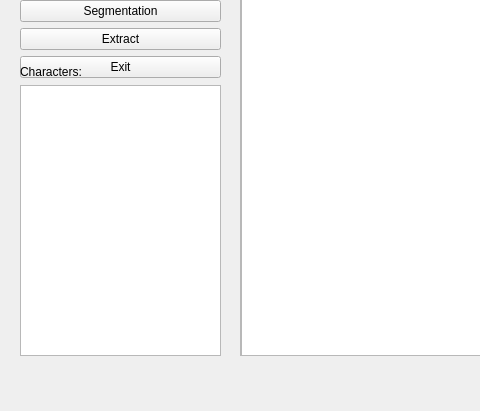
The window that charactersegmentationmainwindow.ui (liupeng89/CalligraphyEvaluationTool) describes before a commit, drawn with Qt 5; both pictures show x 0 to 480 and y 265 to 676 of the 1128 by 676 pixel window.
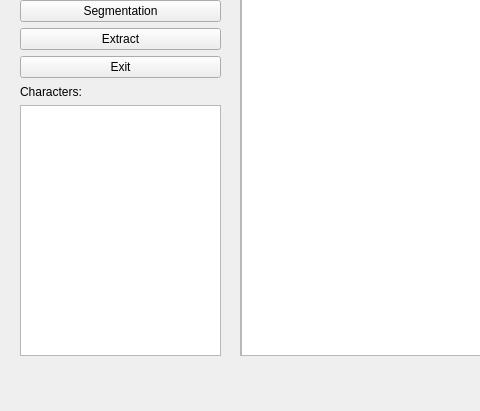
The same window after the commit.

Patch:
```diff
--- a/charactersegmentationmainwindow.ui
+++ b/charactersegmentationmainwindow.ui
@@ -163,9 +163,9 @@
     <property name="geometry">
      <rect>
       <x>20</x>
-      <y>330</y>
+      <y>350</y>
       <width>201</width>
-      <height>291</height>
+      <height>271</height>
      </rect>
     </property>
     <layout class="QVBoxLayout" name="verticalLayout_2">
```
Left out of the diff: 2 changed lines with no effect on the pictures.
